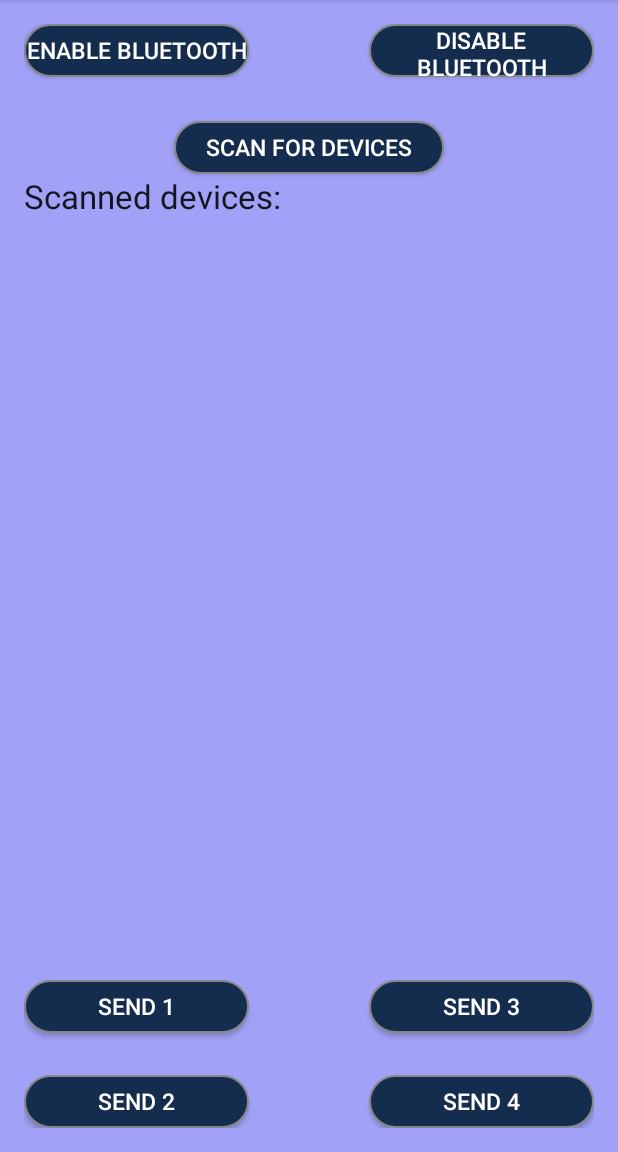
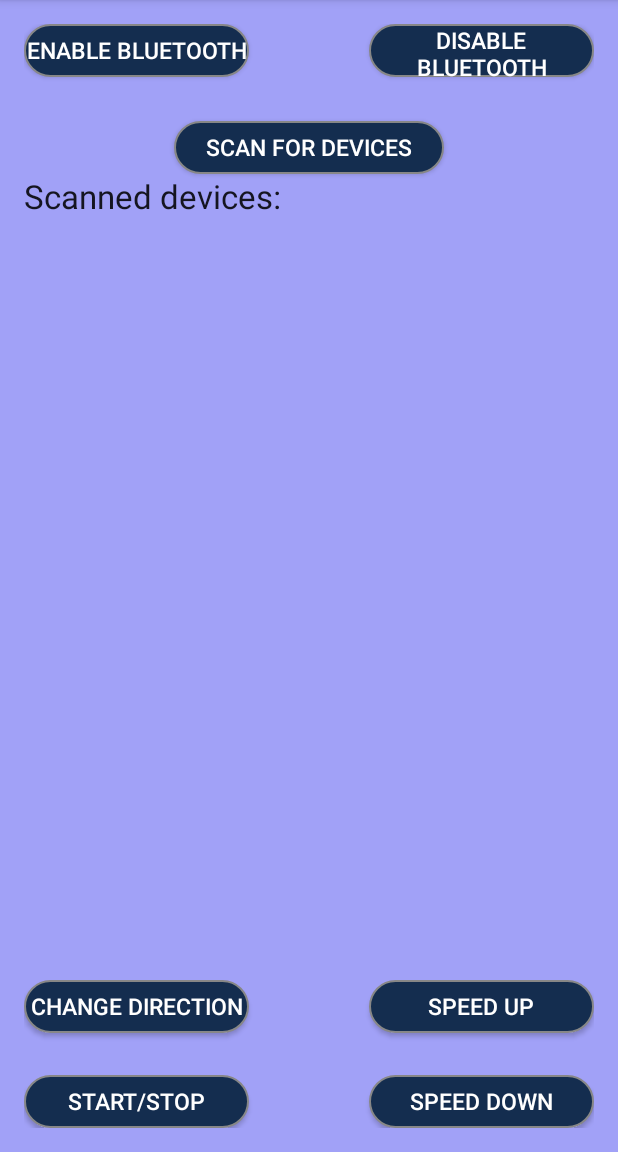
Before and after one commit to Darned/Pravi-projekt, an Android app: the screen it shows after launch (MainActivity), on a phone screen of 412 x 824 dp, the part 84-1236 px from its top. Run offline under Robolectric (Android 15) with nearby library versions, the phone set to English and light mode, and no system bars.

Commit message:
Updated buttons text

```diff
--- a/app/src/main/res/layout/activity_main.xml
+++ b/app/src/main/res/layout/activity_main.xml
@@ -68,7 +68,7 @@
         android:layout_width="150sp"
         android:layout_height="35dp"
         android:background="@drawable/buttonshape"
-        android:text="Send 1"
+        android:text="Change direction"
         android:id="@+id/btn_send1"
         android:layout_above="@+id/btn_send2"
         android:layout_alignParentStart="true"
@@ -80,7 +80,7 @@
         android:layout_width="150sp"
         android:layout_height="35dp"
         android:background="@drawable/buttonshape"
-        android:text="Send 2"
+        android:text="START/STOP"
         android:id="@+id/btn_send2"
         android:layout_alignTop="@+id/btn_send4"
         android:layout_alignParentStart="true" />
@@ -91,7 +91,7 @@
         android:layout_width="150sp"
         android:layout_height="35dp"
         android:background="@drawable/buttonshape"
-        android:text="Send 3"
+        android:text="Speed up"
         android:id="@+id/btn_send3"
         android:layout_alignTop="@+id/btn_send1"
         android:layout_alignParentEnd="true" />
@@ -102,7 +102,7 @@
         android:layout_width="150sp"
         android:layout_height="35dp"
         android:background="@drawable/buttonshape"
-        android:text="Send 4"
+        android:text="Speed down"
         android:id="@+id/btn_send4"
         android:layout_alignParentBottom="true"
         android:layout_alignParentEnd="true" />
```
